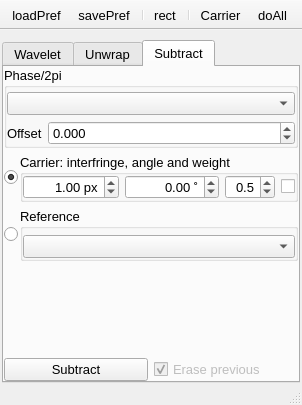
Old version of the form UIs/nWavelet.ui in the repository NeutrinoToolkit/Neutrino.
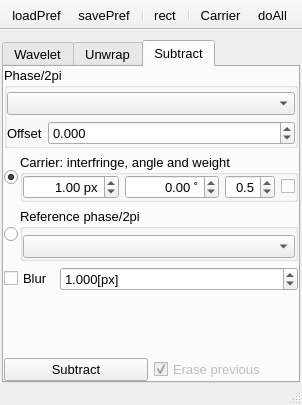
New version of the form. The open tabs and pages were chosen to show the change. Icons and pictures are not drawn.

Commit message: fixed utf8 support for filenames, fixed follower, fixed Tscanbrightness in nphys deep copy, added blur to reference subtraction wavelet, remove unused sobel method

```diff
--- a/UIs/nWavelet.ui
+++ b/UIs/nWavelet.ui
@@ -7,7 +7,7 @@
     <x>0</x>
     <y>0</y>
     <width>302</width>
-    <height>390</height>
+    <height>392</height>
    </rect>
   </property>
   <property name="font">
@@ -597,7 +597,7 @@
         <property name="margin">
          <number>0</number>
         </property>
-        <item row="3" column="0">
+        <item row="4" column="0">
          <widget class="QWidget" name="widget_5" native="true">
           <layout class="QGridLayout" name="gridLayout_15">
            <property name="margin">
@@ -775,7 +775,7 @@
            <item row="1" column="1">
             <widget class="QGroupBox" name="groupBox_3">
              <property name="title">
-              <string>Reference</string>
+              <string>Reference phase/2pi</string>
              </property>
              <layout class="QGridLayout" name="gridLayout_8">
               <property name="leftMargin">
@@ -859,7 +859,7 @@
           </layout>
          </widget>
         </item>
-        <item row="2" column="0">
+        <item row="3" column="0">
          <spacer name="verticalSpacer_3">
           <property name="orientation">
            <enum>Qt::Vertical</enum>
@@ -872,11 +872,50 @@
           </property>
          </spacer>
         </item>
+        <item row="2" column="0">
+         <widget class="QWidget" name="widget_6" native="true">
+          <property name="neutirnoSave" stdset="0">
+           <bool>true</bool>
+          </property>
+          <layout class="QGridLayout" name="gridLayout_18" columnstretch="0,1">
+           <property name="margin">
+            <number>0</number>
+           </property>
+           <item row="0" column="0">
+            <widget class="QCheckBox" name="blur">
+             <property name="text">
+              <string>Blur</string>
+             </property>
+             <property name="tristate">
+              <bool>false</bool>
+             </property>
+            </widget>
+           </item>
+           <item row="0" column="1">
+            <widget class="QDoubleSpinBox" name="blurVal">
+             <property name="suffix">
+              <string>[px]</string>
+             </property>
+             <property name="decimals">
+              <number>3</number>
+             </property>
+             <property name="value">
+              <double>1.000000000000000</double>
+             </property>
+             <property name="neutrinoSave" stdset="0">
+              <bool>true</bool>
+             </property>
+            </widget>
+           </item>
+          </layout>
+         </widget>
+        </item>
        </layout>
        <zorder>groupBox_2</zorder>
        <zorder>widget_4</zorder>
        <zorder>widget_5</zorder>
        <zorder>verticalSpacer_3</zorder>
+       <zorder>widget_6</zorder>
       </widget>
      </widget>
     </item>
```
The commit also changes 16 other files.
